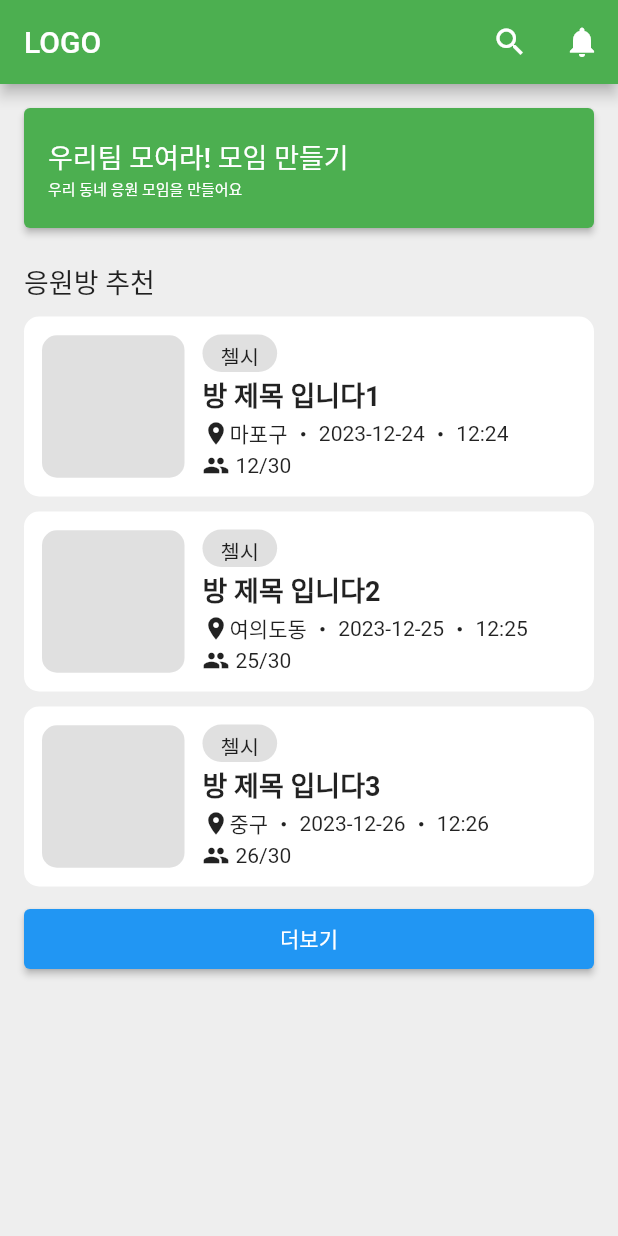
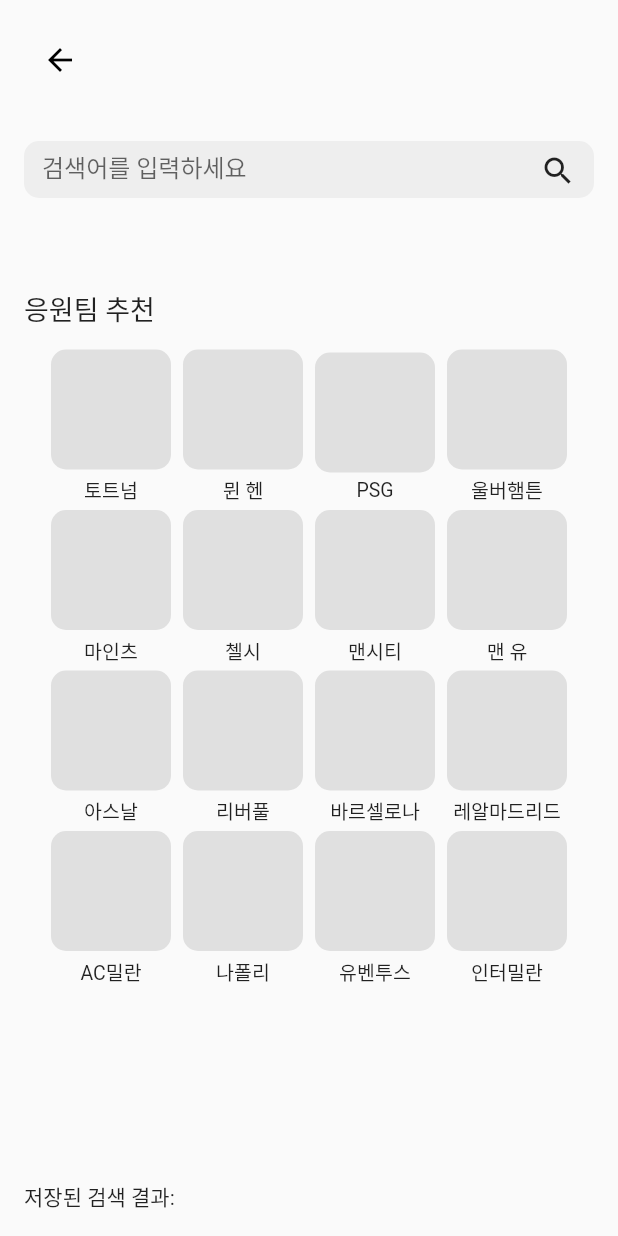
Before and after one commit to by-cho/soccer_gathering_pjt, a Flutter app: the screen it shows after launch, after a tap on the "search" icon, on a phone screen of 412 x 824 dp. Run offline on Flutter 3.47's test engine with Material 2 defaults, Android fonts, the phone set to English and light mode, and no system bars.

Commit message:
Each screen connected with Navigator and Search Screen publishing

```diff
--- /dev/null
+++ b/pjt_mobile_frontend/lib/component/feed.dart
@@ -0,0 +1,88 @@
+import 'package:flutter/material.dart';
+import 'package:pjt_mobile_frontend/screen/home_screen.dart';
+
+class FeedButton extends StatelessWidget {
+  final List<Feed> feedList;
+  const FeedButton({required this.feedList, Key? key}) : super(key: key);
+
+  @override
+  Widget build(BuildContext context) {
+    return ListView.builder(
+      shrinkWrap: true,
+      physics: NeverScrollableScrollPhysics(),
+      itemCount: (feedList.length / 2).ceil(),
+      itemBuilder: (context, index) {
+        final item1 = feedList[index * 2];
+        final item2 =
+            (index * 2 + 1 < feedList.length) ? feedList[index * 2 + 1] : null;
+
+        return Row(
+          children: [
+            Expanded(
+              child: Column(
+                crossAxisAlignment: CrossAxisAlignment.start,
+                children: [
+                  Container(
+                    height: 160,
+                    decoration: BoxDecoration(
+                      color: Colors.grey[300],
+                      borderRadius: BorderRadius.circular(10),
+                    ),
+                  ),
+                  Row(
+                    children: [
+                      Container(
+                        height: 30,
+                        decoration: BoxDecoration(
+                            color: Colors.grey[300],
+                            borderRadius: BorderRadius.circular(30)),
+                        child: Padding(
+                          padding: const EdgeInsets.fromLTRB(12, 8, 12, 8),
+                          child: Text(item1.place),
+                        ),
+                      )
+                    ],
+                  ),
+                  Text(item1.title),
+                  Text(item1.tag)
+                ],
+              ),
+            ),
+            SizedBox(width: 15),
+            if (item2 != null)
+              Expanded(
+                child: Column(
+                  crossAxisAlignment: CrossAxisAlignment.start,
+                  children: [
+                    Container(
+                      height: 160,
+                      decoration: BoxDecoration(
+                        color: Colors.grey[300],
+                        borderRadius: BorderRadius.circular(10),
+                      ),
+                    ),
+                    Row(
+                      children: [
+                        Container(
+                          height: 30,
+                          decoration: BoxDecoration(
+                              color: Colors.grey[300],
+                              borderRadius: BorderRadius.circular(30)),
+                          child: Padding(
+                            padding: const EdgeInsets.fromLTRB(12, 8, 12, 8),
+                            child: Text(item2.place),
+                          ),
+                        )
+                      ],
+                    ),
+                    Text(item2.title),
+                    Text(item2.tag)
+                  ],
+                ),
+              ),
+          ],
+        );
+      },
+    );
+  }
+}
--- a/pjt_mobile_frontend/lib/component/room_create_button.dart
+++ b/pjt_mobile_frontend/lib/component/room_create_button.dart
@@ -1,4 +1,5 @@
 import 'package:flutter/material.dart';
+import 'package:pjt_mobile_frontend/screen/create_room/create_gather_room.dart';
 
 class RoomCreateButton extends StatefulWidget {
   const RoomCreateButton({super.key});
@@ -10,15 +11,20 @@
 class _RoomCreateButtonState extends State<RoomCreateButton> {
   @override
   Widget build(BuildContext context) {
-    return Container(
+    return SizedBox(
       height: 80,
       width: double.infinity,
       child: ElevatedButton(
         style: ElevatedButton.styleFrom(
-          primary: Colors.green,
+          backgroundColor: Colors.green,
         ),
-        onPressed: () {
+        onPressed: () async {
           print('hi');
+          Navigator.of(context).push(
+            MaterialPageRoute(
+              builder: (context) => CreateGatherRoom(),
+            ),
+          );
         },
         child: Row(
           children: [
--- a/pjt_mobile_frontend/lib/main.dart
+++ b/pjt_mobile_frontend/lib/main.dart
@@ -1,13 +1,87 @@
 import 'package:flutter/material.dart';
+import 'package:pjt_mobile_frontend/screen/chat_screen.dart';
+import 'package:pjt_mobile_frontend/screen/feed_screen.dart';
 import 'package:pjt_mobile_frontend/screen/home_screen.dart';
+import 'package:pjt_mobile_frontend/screen/profile_screen.dart';
+import 'package:pjt_mobile_frontend/screen/search_screen.dart';
 
-void main() {
-  runApp(
-    MaterialApp(
-      theme: ThemeData(
-        scaffoldBackgroundColor: Colors.grey[200], // 배경색을 파란색으로 변경
+void main() => runApp(MyApp());
+
+class MyApp extends StatelessWidget {
+  @override
+  Widget build(BuildContext context) {
+    return MaterialApp(
+      home: MyBottomNavigationBar(),
+    );
+  }
+}
+
+class MyBottomNavigationBar extends StatefulWidget {
+  @override
+  _MyBottomNavigationBarState createState() => _MyBottomNavigationBarState();
+}
+
+class _MyBottomNavigationBarState extends State<MyBottomNavigationBar> {
+  int _currentIndex = 0;
+  final List<Widget> _screens = [
+    HomeScreen(),
+    FeedScreen(),
+    ChatScreen(),
+    ProfileScreen(),
+  ];
+
+  @override
+  Widget build(BuildContext context) {
+    return Scaffold(
+      appBar: AppBar(
+        backgroundColor: Colors.green,
+        title: Text('LOGO'),
+        actions: [
+          IconButton(
+            onPressed: () {
+              Navigator.of(context).push(
+                MaterialPageRoute(
+                  builder: (context) => SearchScreen(),
+                ),
+              );
+            },
+            icon: Icon(Icons.search),
+          ),
+          IconButton(
+            onPressed: () {},
+            icon: Icon(Icons.notifications),
+          ),
+        ],
       ),
-      home: HomeScreen(),
-    ),
-  );
+      body: _screens[_currentIndex],
+      bottomNavigationBar: BottomNavigationBar(
+        selectedItemColor: Colors.blue,
+        type: BottomNavigationBarType.fixed, // 모든 항목의 label을 표시
+        currentIndex: _currentIndex,
+        onTap: (int index) {
+          setState(() {
+            _currentIndex = index;
+          });
+        },
+        items: [
+          BottomNavigationBarItem(
+            icon: Icon(Icons.home),
+            label: '홈',
+          ),
+          BottomNavigationBarItem(
+            icon: Icon(Icons.article_outlined),
+            label: '피드',
+          ),
+          BottomNavigationBarItem(
+            icon: Icon(Icons.chat_outlined),
+            label: '채팅',
+          ),
+          BottomNavigationBarItem(
+            icon: Icon(Icons.person),
+            label: '프로필',
+          ),
+        ],
+      ),
+    );
+  }
 }
--- a/pjt_mobile_frontend/lib/screen/home_screen.dart
+++ b/pjt_mobile_frontend/lib/screen/home_screen.dart
@@ -1,4 +1,5 @@
 import 'package:flutter/material.dart';
+import 'package:pjt_mobile_frontend/component/feed.dart';
 import 'package:pjt_mobile_frontend/component/gathering_room.dart';
 import 'package:pjt_mobile_frontend/component/room_create_button.dart';
 
@@ -28,6 +29,18 @@
     required this.time,
     required this.peopleNum,
     required this.maxNum,
+  });
+}
+
+class Feed {
+  String tag;
+  String title;
+  String place;
+
+  Feed({
+    required this.tag,
+    required this.title,
+    required this.place,
   });
 }
 
@@ -64,23 +77,52 @@
       maxNum: '30',
     ),
   ];
+
+  List<Feed> feedList = [
+    Feed(
+      tag: '첼시',
+      title: '피드 제목 입니다1',
+      place: '마포구',
+    ),
+    Feed(
+      tag: '첼시',
+      title: '피드 제목 입니다2',
+      place: '여의도동',
+    ),
+    Feed(
+      tag: '첼시',
+      title: '피드 제목 입니다3',
+      place: '중구',
+    ),
+    Feed(
+      tag: '첼시',
+      title: '피드 제목 입니다4',
+      place: '중구',
+    ),
+    Feed(
+      tag: '첼시',
+      title: '피드 제목 입니다5',
+      place: '중구',
+    ),
+    Feed(
+      tag: '첼시',
+      title: '피드 제목 입니다6',
+      place: '중구',
+    ),
+    Feed(
+      tag: '첼시',
+      title: '피드 제목 입니다7',
+      place: '중구',
+    ),
+    Feed(
+      tag: '첼시',
+      title: '피드 제목 입니다8',
+      place: '중구',
+    ),
+  ];
   @override
   Widget build(BuildContext context) {
     return Scaffold(
-      appBar: AppBar(
-        backgroundColor: Colors.green,
-        title: Text('LOGO'),
-        actions: [
-          IconButton(
-            onPressed: () {},
-            icon: Icon(Icons.search),
-          ),
-          IconButton(
-            onPressed: () {},
-            icon: Icon(Icons.notifications),
-          ),
-        ],
-      ),
       body: SafeArea(
         child: ListView(
           children: [
@@ -110,6 +152,25 @@
                         child: Text('더보기'),
                       ),
                     ),
+                    SizedBox(
+                      height: 22,
+                    ),
+                    Text(
+                      '장소 추천',
+                      style: TextStyle(fontSize: 18),
+                    ),
+                    SizedBox(
+                      height: 10,
+                    ),
+                    FeedButton(feedList: feedList),
+                    SizedBox(
+                      width: double.infinity,
+                      height: 40,
+                      child: ElevatedButton(
+                        onPressed: () {},
+                        child: Text('더보기'),
+                      ),
+                    ),
                   ],
                 ),
               ),
--- /dev/null
+++ b/pjt_mobile_frontend/lib/screen/search_screen.dart
@@ -0,0 +1,173 @@
+import 'package:flutter/material.dart';
+
+class SearchScreen extends StatefulWidget {
+  @override
+  _SearchScreenState createState() => _SearchScreenState();
+}
+
+class _SearchScreenState extends State<SearchScreen> {
+  final TextEditingController searchController = TextEditingController();
+  final List<int> numbers = List.generate(16, (index) => index + 1);
+  final List<String> teams = [
+    '토트넘',
+    '뮌 헨',
+    'PSG',
+    '울버햄튼',
+    '마인츠',
+    '첼시',
+    '맨시티',
+    '맨 유',
+    '아스날',
+    '리버풀',
+    '바르셀로나',
+    '레알마드리드',
+    'AC밀란',
+    '나폴리',
+    '유벤투스',
+    '인터밀란'
+  ];
+  double itemWidth = 0.0; // 아이템 넓이를 저장할 변수
+  int numRows = 4; // 초기 값은 4줄
+
+  List<String> searchResults = [];
+
+  @override
+  void dispose() {
+    searchController.dispose();
+    super.dispose();
+  }
+
+  void saveSearchResult() {
+    String search = searchController.text;
+    if (search.isNotEmpty) {
+      String result = 'search: $search';
+
+      // 데이터를 리스트에 저장
+      searchResults.add(result);
+
+      // 입력 필드 초기화
+      searchController.clear();
+
+      // 저장 후 화면을 업데이트하거나 필요한 작업 수행
+      setState(() {});
+    }
+  }
+
+  double screenWidth = 0.0;
+
+  @override
+  void initState() {
+    super.initState();
+  }
+
+  @override
+  Widget build(BuildContext context) {
+    final mediaQueryData = MediaQuery.of(context);
+    screenWidth = mediaQueryData.size.width;
+
+    return Scaffold(
+      body: SafeArea(
+        child: Padding(
+          padding: const EdgeInsets.all(16.0),
+          child: Column(
+            crossAxisAlignment: CrossAxisAlignment.start,
+            children: [
+              Row(
+                children: [
+                  IconButton(
+                    onPressed: () {
+                      Navigator.of(context).pop();
+                    },
+                    icon: Icon(
+                      Icons.arrow_back,
+                      color: Colors.black,
+                    ),
+                  ),
+                ],
+              ),
+              SizedBox(
+                height: 30,
+              ),
+              SizedBox(
+                height: 38.0,
+                child: Stack(
+                  alignment: Alignment.centerRight,
+                  children: [
+                    TextField(
+                      controller: searchController,
+                      decoration: InputDecoration(
+                        labelText: '검색어를 입력하세요',
+                        filled: true, // 입력 상자를 채우도록 설정
+                        fillColor: Colors.grey[200], // 입력 상자의 배경 색상 설정
+                        border: OutlineInputBorder(
+                          borderRadius:
+                              BorderRadius.circular(10.0), // 보더 radius 설정
+                          borderSide: BorderSide.none, // 포커스 없을 때 보더 없애기
+                        ),
+                        focusedBorder: OutlineInputBorder(
+                          borderRadius:
+                              BorderRadius.circular(10.0), // 포커스 시 보더 radius 설정
+                          borderSide: BorderSide.none, // 포커스 시 보더 없애기
+                        ),
+                      ),
+                    ),
+                    IconButton(
+                        onPressed: saveSearchResult, icon: Icon(Icons.search))
+                  ],
+                ),
+              ),
+              SizedBox(
+                height: 60,
+              ),
+              Text(
+                '응원팀 추천',
+                style: TextStyle(fontSize: 18, fontWeight: FontWeight.w500),
+              ),
+              SizedBox(
+                height: 10,
+              ),
+              Expanded(
+                child: ListView(
+                  physics: NeverScrollableScrollPhysics(),
+                  children: List.generate(
+                    (teams.length / 4).ceil(),
+                    (rowIndex) {
+                      return Row(
+                        mainAxisAlignment: MainAxisAlignment.center,
+                        children: teams.skip(rowIndex * 4).take(4).map((team) {
+                          return Column(
+                            children: [
+                              Container(
+                                width: 80,
+                                height: 80,
+                                decoration: BoxDecoration(
+                                  borderRadius: BorderRadius.circular(10),
+                                  color: Colors.grey[300],
+                                ),
+                                alignment: Alignment.center,
+                                margin: EdgeInsets.all(4),
+                              ),
+                              Text(
+                                team.toString(),
+                                style: TextStyle(fontSize: 13),
+                              ),
+                            ],
+                          );
+                        }).toList(),
+                      );
+                    },
+                  ),
+                ),
+              ),
+              SizedBox(height: 16.0),
+              Text('저장된 검색 결과:'),
+              Column(
+                children: searchResults.map((result) => Text(result)).toList(),
+              ),
+            ],
+          ),
+        ),
+      ),
+    );
+  }
+}
```
Also changed, not shown: pjt_mobile_frontend/lib/component/gathering_room.dart (+8 -4 lines), pjt_mobile_frontend/lib/screen/chat_screen.dart (added, +14 -0 lines), pjt_mobile_frontend/lib/screen/create_room/create_gather_room.dart (added, +83 -0 lines), pjt_mobile_frontend/lib/screen/feed_screen.dart (added, +53 -0 lines), pjt_mobile_frontend/lib/screen/gather_detail.dart (added, +41 -0 lines), pjt_mobile_frontend/lib/screen/gathering_screen.dart (added, +53 -0 lines), pjt_mobile_frontend/lib/screen/profile_screen.dart (added, +14 -0 lines), 1 other file.
